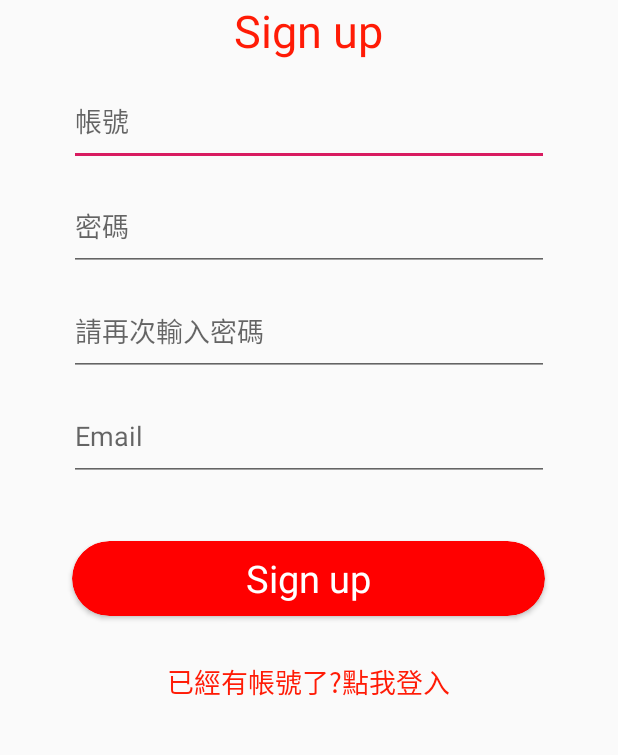
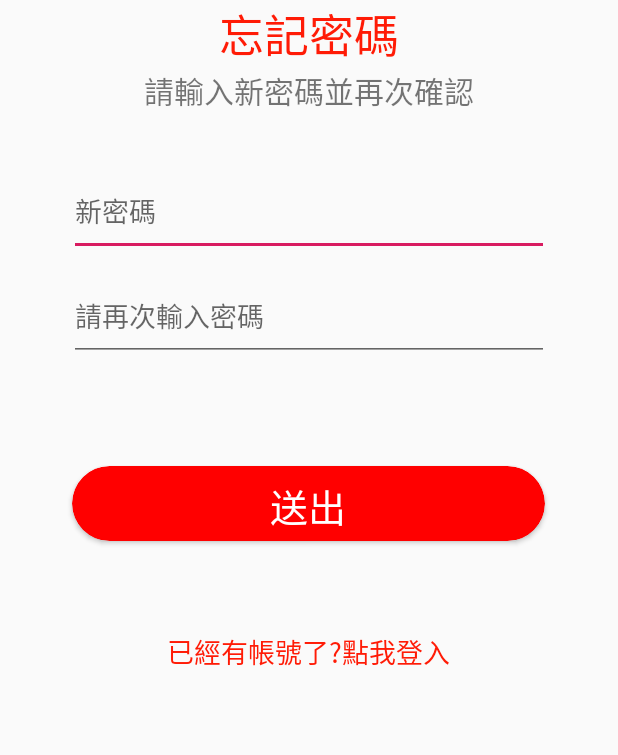
Before and after one commit to shen-suan/bookstore_app, an Android app: the layout forgetpassword.xml on its own in the app's theme, with its tools: preview values and no code run, on a phone screen of 412 x 824 dp, the part 225-980 px from its top. Run offline under Robolectric (Android 15) with nearby library versions, the phone set to English and light mode, and no system bars.

Commit message:
修改登入、註冊、忘記密碼xml及java檔名稱

```diff
--- a/misbookstore/app/src/main/AndroidManifest.xml
+++ b/misbookstore/app/src/main/AndroidManifest.xml
@@ -20,11 +20,11 @@
 
         <activity android:name=".Introduction"></activity>
 
-        <activity android:name=".MainActivity" />
+        <activity android:name=".Login" />
 
-        <activity android:name=".Main2Activity"/>
+        <activity android:name=".Signup"/>
 
-        <activity android:name=".Main3Activity" />
+        <activity android:name=".ForgetPassword" />
 
         <activity android:name=".HomePage"/>
 
--- a/misbookstore/app/src/main/java/com/example/bookstore/Main3Activity.java
+++ b/misbookstore/app/src/main/java/com/example/bookstore/ForgetPassword.java
@@ -7,7 +7,7 @@ import android.support.v7.widget.CardView;
 import android.view.View;
 import android.widget.TextView;
 
-public class Main3Activity extends AppCompatActivity {
+public class ForgetPassword extends AppCompatActivity {
 
     private CardView CardView_FPassword;
     private TextView textView3_FPassword;
@@ -15,7 +15,7 @@ public class Main3Activity extends AppCompatActivity {
     @Override
     protected void onCreate(Bundle savedInstanceState) {
         super.onCreate(savedInstanceState);
-        setContentView(R.layout.activity_main3);
+        setContentView(R.layout.forgetpassword);
 
         CardView_FPassword = (CardView) findViewById(R.id.CardView_FPassword);
         CardView_FPassword.setOnClickListener(new View.OnClickListener() {
@@ -38,7 +38,7 @@ public class Main3Activity extends AppCompatActivity {
 
     //開啟登入頁面func
     public void openMainActivity(){
-        Intent intent = new Intent(this, MainActivity.class);
+        Intent intent = new Intent(this, Login.class);
         startActivity(intent);
     }
 
--- a/misbookstore/app/src/main/java/com/example/bookstore/Introduction.java
+++ b/misbookstore/app/src/main/java/com/example/bookstore/Introduction.java
@@ -27,7 +27,7 @@ public class Introduction extends AppCompatActivity {
 
     //開啟登入頁面func
     public void openMainActivity(){
-        Intent intent = new Intent(this, MainActivity.class);
+        Intent intent = new Intent(this, Login.class);
         startActivity(intent);
     }
 
--- a/misbookstore/app/src/main/java/com/example/bookstore/Main2Activity.java
+++ b/misbookstore/app/src/main/java/com/example/bookstore/Signup.java
@@ -7,7 +7,7 @@ import android.support.v7.widget.CardView;
 import android.view.View;
 import android.widget.TextView;
 
-public class Main2Activity extends AppCompatActivity {
+public class Signup extends AppCompatActivity {
 
     private CardView CardView_Signup;
     private TextView textView2_Signup;
@@ -15,7 +15,7 @@ public class Main2Activity extends AppCompatActivity {
     @Override
     protected void onCreate(Bundle savedInstanceState) {
         super.onCreate(savedInstanceState);
-        setContentView(R.layout.activity_main2);
+        setContentView(R.layout.signup);
 
         CardView_Signup = (CardView) findViewById(R.id.CardView_Signup);
         CardView_Signup.setOnClickListener(new View.OnClickListener() {
@@ -39,7 +39,7 @@ public class Main2Activity extends AppCompatActivity {
 
     //開啟登入頁面func
     public void openMainActivity(){
-        Intent intent = new Intent(this, MainActivity.class);
+        Intent intent = new Intent(this, Login.class);
         startActivity(intent);
     }
 
--- a/misbookstore/app/src/main/res/layout/activity_main2.xml
+++ b/misbookstore/app/src/main/res/layout/forgetpassword.xml
@@ -4,9 +4,7 @@
     xmlns:tools="http://schemas.android.com/tools"
     android:layout_width="match_parent"
     android:layout_height="match_parent"
-    tools:context=".Main2Activity">
-
-
+    tools:context=".ForgetPassword">
 
         <ImageView
             android:id="@+id/imageView_Logo"
@@ -16,79 +14,64 @@
             android:layout_marginLeft="150dip"
             android:layout_marginTop="50dip"
             app:srcCompat="@drawable/logo" />
-
         <TextView
-            android:id="@+id/textView_Signup"
+            android:id="@+id/textView_FPassword"
             android:layout_width="wrap_content"
             android:layout_height="wrap_content"
-            android:layout_below="@id/imageView_Logo"
+            android:layout_below="@+id/imageView_Logo"
             android:layout_centerHorizontal="true"
-            android:text="Sign up"
+            android:text="忘記密碼"
             android:textSize="30dp"
             android:textColor="#FF1B06"
             />
 
+        <TextView
+            android:id="@+id/textView2_FPassword"
+            android:layout_width="wrap_content"
+            android:layout_height="wrap_content"
+            android:layout_below="@+id/textView_FPassword"
+            android:layout_centerHorizontal="true"
+            android:text="請輸入新密碼並再次確認"
+            android:textSize="20dp"
+            />
+
+
         <!--有點不確定editText是否要另外設id-->
         <EditText
-            android:id="@+id/editText_Signup"
+            android:id="@+id/editText_FPassword"
             style="@android:style/Widget.AutoCompleteTextView"
             android:layout_width="wrap_content"
             android:layout_height="60dp"
-            android:layout_below="@+id/textView_Signup"
+            android:layout_below="@+id/textView2_FPassword"
             android:layout_centerHorizontal="true"
-            android:layout_marginTop="10dp"
+            android:layout_marginTop="35dp"
             android:ems="15"
-            android:hint="帳號"
-            android:inputType="textPersonName"
+            android:hint="新密碼"
+            android:inputType="textPassword"
             android:visibility="visible" />
 
         <EditText
-            android:id="@+id/editText2_Signup"
+            android:id="@+id/editText2_FPassword"
             style="@android:style/Widget.AutoCompleteTextView"
             android:layout_width="wrap_content"
             android:layout_height="60dp"
-            android:layout_below="@+id/editText_Signup"
-            android:layout_alignStart="@+id/editText_Signup"
-            android:layout_alignLeft="@+id/editText_Signup"
-            android:layout_marginTop="10dp"
-            android:ems="15"
-            android:hint="密碼"
-            android:inputType="textPassword" />
-
-        <EditText
-            android:id="@+id/editText3_Signup"
-            style="@android:style/Widget.AutoCompleteTextView"
-            android:layout_width="wrap_content"
-            android:layout_height="60dp"
-            android:layout_below="@+id/editText2_Signup"
-            android:layout_alignStart="@+id/editText2_Signup"
-            android:layout_alignLeft="@+id/editText2_Signup"
+            android:layout_below="@+id/editText_FPassword"
+            android:layout_alignStart="@+id/editText_FPassword"
+            android:layout_alignLeft="@+id/editText_FPassword"
             android:layout_marginTop="10dp"
             android:ems="15"
             android:hint="請再次輸入密碼"
             android:inputType="textPassword" />
 
-        <EditText
-            android:id="@+id/editText4_Signup"
-            style="@android:style/Widget.AutoCompleteTextView"
-            android:layout_width="wrap_content"
-            android:layout_height="60dp"
-            android:layout_below="@+id/editText3_Signup"
-            android:layout_alignStart="@+id/editText3_Signup"
-            android:layout_alignLeft="@+id/editText3_Signup"
-            android:layout_marginTop="10dp"
-            android:ems="15"
-            android:hint="Email"
-            android:inputType="textAutoComplete" />
 
 
         <android.support.v7.widget.CardView
-            android:id="@+id/CardView_Signup"
+            android:id="@+id/CardView_FPassword"
             android:layout_width="315dp"
             android:layout_height="50dp"
-            android:layout_below="@+id/editText4_Signup"
+            android:layout_below="@+id/editText2_FPassword"
             android:layout_centerHorizontal="true"
-            android:layout_marginTop="40dp"
+            android:layout_marginTop="70dp"
             app:cardBackgroundColor="#FF0000"
             app:cardCornerRadius="25dp"
             app:cardElevation="2dp">
@@ -98,26 +81,28 @@
                 android:layout_height="match_parent">
 
                 <TextView
-                    android:id="@+id/textView2_SignupBtn"
+                    android:id="@+id/textView_FPasswordBtn"
                     android:layout_width="wrap_content"
                     android:layout_height="wrap_content"
                     android:layout_centerHorizontal="true"
                     android:paddingTop="7dp"
-                    android:text="Sign up"
+                    android:text="送出"
                     android:textColor="@color/cardview_light_background"
-                    android:textSize="25dp"/>
+                    android:textSize="25dp"
+
+                    />
 
             </RelativeLayout>
 
         </android.support.v7.widget.CardView>
 
         <TextView
-            android:id="@+id/textView2_Signup"
+            android:id="@+id/textView3_FPassword"
             android:layout_width="wrap_content"
             android:layout_height="wrap_content"
-            android:layout_below="@+id/CardView_Signup"
+            android:layout_below="@+id/CardView_FPassword"
             android:layout_centerHorizontal="true"
-            android:layout_marginTop="30dp"
+            android:layout_marginTop="60dp"
             android:text="已經有帳號了?點我登入"
             android:textColor="#FF1B06"
             android:textSize="18sp" />
--- a/misbookstore/app/src/main/res/layout/activity_main.xml
+++ b/misbookstore/app/src/main/res/layout/login.xml
@@ -4,7 +4,7 @@
     xmlns:tools="http://schemas.android.com/tools"
     android:layout_width="match_parent"
     android:layout_height="match_parent"
-    tools:context=".MainActivity">
+    tools:context=".Login">
 
     <ImageView
         android:id="@+id/imageView_Logo"
```
Also changed, not shown: misbookstore/app/src/main/java/com/example/bookstore/Login.java (renamed from misbookstore/app/src/main/java/com/example/bookstore/MainActivity.java, +4 -5 lines), misbookstore/app/src/main/res/layout/signup.xml (renamed from misbookstore/app/src/main/res/layout/activity_main3.xml, +50 -35 lines).
